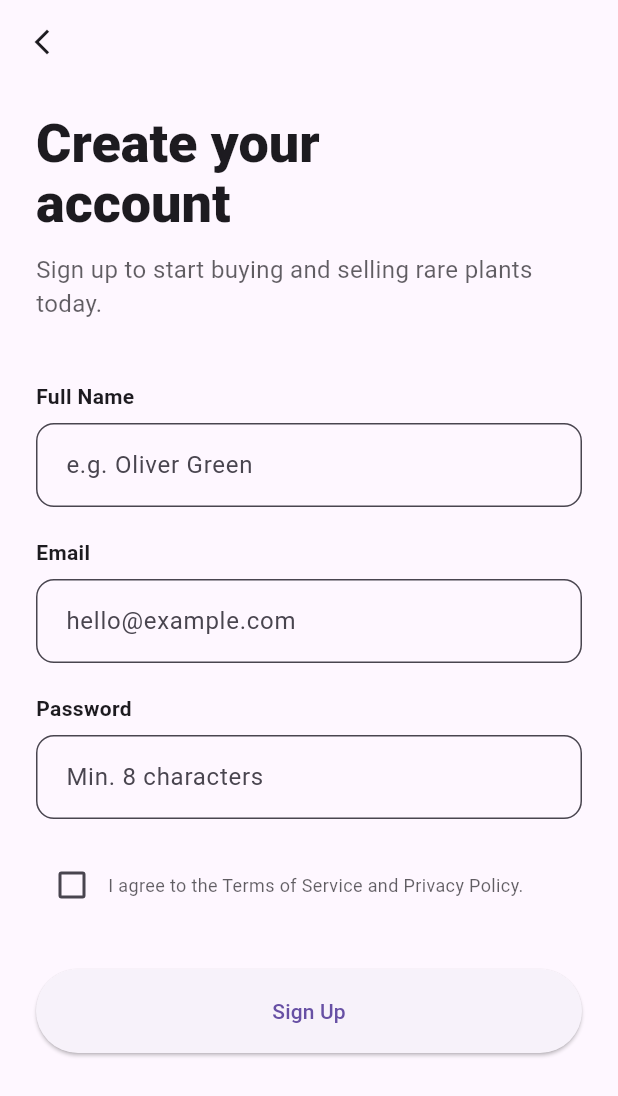
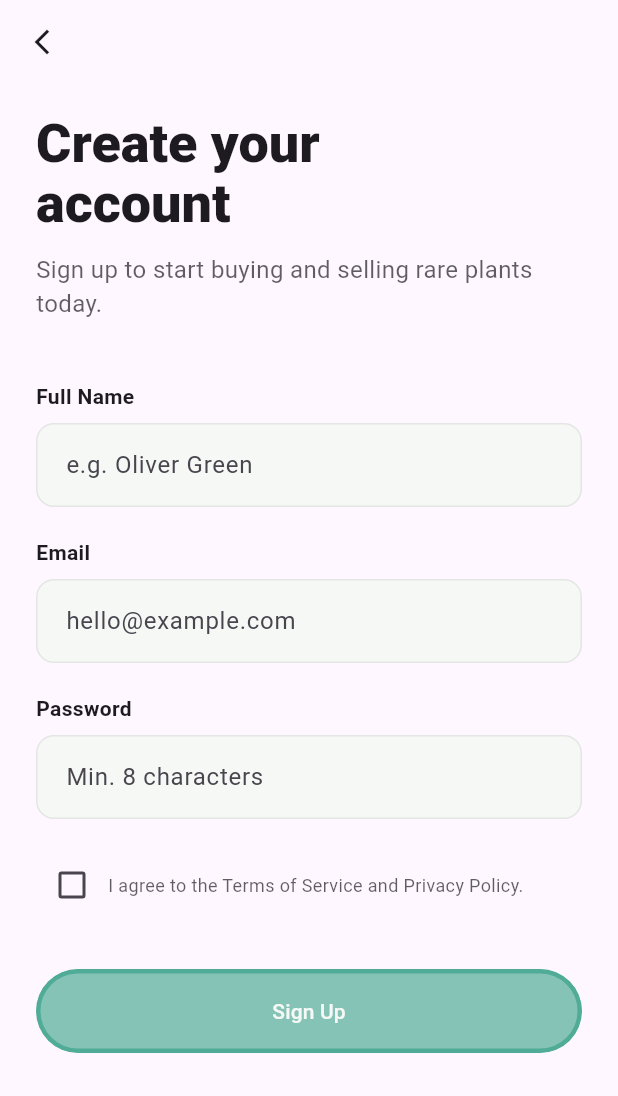
Before and after one commit to MEeTpanchal12222/flutter_projects_week_6, a Flutter app: the _SignUpContent screen opened directly, on a phone screen of 412 x 824 dp. Shown: the top 1096 px of the screen. Run offline on Flutter 3.47's test engine with Material 3 defaults, Android fonts, the phone set to English and light mode, and no system bars; our stand-ins replace cached_network_image, envied, firebase_core, firebase_crashlytics, fluttertoast, get_it and 5 more; missing offline and left inert: onesignal_flutter; accounts and stored records are empty; generated files the repository leaves out were written again; network calls fail.

Commit message:
feat: enhance favorite toggling with context support; improve notification handling and UI elements across various screens

```diff
--- a/lib/core/providers/home_provider.dart
+++ b/lib/core/providers/home_provider.dart
@@ -65,9 +65,9 @@ class HomeProvider extends ChangeNotifier {
     notifyListeners();
   }
 
-  Future<void> toggleFavorite(String productId) async {
+  Future<void> toggleFavorite(String productId, BuildContext context) async {
     try {
-      await _repo.toggleLike(productId);
+      await _repo.toggleLike(productId, context);
     } catch (e) {
       debugPrint("Error toggling like: $e");
     }
--- a/lib/core/services/supabase_services/database_services/product_services.dart
+++ b/lib/core/services/supabase_services/database_services/product_services.dart
@@ -3,6 +3,7 @@ import 'dart:developer';
 import 'package:flutter_projects_week_6/core/base_model/product.dart';
 import 'package:flutter_projects_week_6/core/base_model/tips.dart';
 import 'package:flutter_projects_week_6/core/constant.dart';
+import 'package:flutter_projects_week_6/utils/widgets/common_top_notification.dart';
 import 'package:supabase_flutter/supabase_flutter.dart';
 
 import '../../../base_model/review.dart';
@@ -178,7 +179,7 @@ class ProductRepository {
         .map((data) => data.map((e) => e['product_id'] as String).toSet());
   }
 
-  Future<void> toggleLike(String productId) async {
+  Future<void> toggleLike(String productId, context) async {
     try {
       final userId = _supabase.auth.currentUser?.id;
       if (userId == null) return;
@@ -198,12 +199,15 @@ class ProductRepository {
               .eq('id', existing['id'])
               .eq('user_id', userId)
               .eq('product_id', productId);
+
+          showTopNotification(context, "Removed from Favorites", isError: false);
         } on Error catch (Error) {
           log(Error.toString());
         }
       } else {
         try {
           await _supabase.from('favorites').insert({'user_id': userId, 'product_id': productId});
+          showTopNotification(context, "Added to Favorites", isError: false);
         } on PostgrestException catch (e) {
           if (e.code == '23505') {
             await _supabase
--- a/lib/module/auth/signup/screens/signup_screen.dart
+++ b/lib/module/auth/signup/screens/signup_screen.dart
@@ -130,6 +130,16 @@ class _SignUpContentState extends State<_SignUpContent> {
                   width: double.infinity,
                   height: 56,
                   child: ElevatedButton(
+                    clipBehavior: Clip.antiAlias,
+                    style: ElevatedButton.styleFrom(
+                      backgroundColor: AppTheme.primary.withValues(alpha: 0.7),
+                      foregroundColor: AppTheme.backgroundLight,
+                      disabledBackgroundColor: AppTheme.primary.withValues(alpha: 0.5),
+                      elevation: 0,
+                      shadowColor: AppTheme.secondary,
+                      side: BorderSide(color: AppTheme.primary.withValues(alpha: 2), width: 3),
+                      shape: RoundedRectangleBorder(borderRadius: BorderRadius.circular(30)),
+                    ),
                     onPressed: provider.isLoading
                         ? null
                         : () async {
--- a/lib/module/cart/screens/cart_screen.dart
+++ b/lib/module/cart/screens/cart_screen.dart
@@ -59,7 +59,7 @@ class _CartContent extends StatelessWidget {
                     itemBuilder: (context, index) {
                       final item = provider.items[index];
                       return GestureDetector(
-                        onTap: () => PlantRoute(plantId: item.id).push(context),
+                        onTap: () => PlantRoute(plantId: item.product.id).push(context),
 
                         child: Container(
                           padding: const EdgeInsets.all(12),
--- a/lib/module/main/main_shell.dart
+++ b/lib/module/main/main_shell.dart
@@ -42,7 +42,7 @@ class MainShell extends StatelessWidget {
 
         elevation: 0,
         destinations: [
-          NavigationDestination(icon: Icon(Icons.home), label: 'Home'),
+          NavigationDestination(icon: Icon(Icons.home_outlined), label: 'Home'),
           NavigationDestination(icon: Icon(Icons.favorite_border), label: 'Favorite'),
           NavigationDestination(icon: Icon(Icons.shopping_cart_outlined), label: 'Cart'),
           NavigationDestination(icon: Icon(Icons.person_outline), label: 'Profile'),
--- a/lib/utils/widgets/common_product_card.dart
+++ b/lib/utils/widgets/common_product_card.dart
@@ -112,7 +112,8 @@ class ProductCard extends StatelessWidget {
                           ),
                         ),
                         GestureDetector(
-                          onTap: () => context.read<HomeProvider>().toggleFavorite(product.id),
+                          onTap: () =>
+                              context.read<HomeProvider>().toggleFavorite(product.id, context),
                           child: Container(
                             height: 50,
                             width: 50,
--- a/lib/utils/widgets/common_text_field.dart
+++ b/lib/utils/widgets/common_text_field.dart
@@ -1,4 +1,5 @@
 import 'package:flutter/material.dart';
+import 'package:flutter_projects_week_6/utils/theme/app_theme.dart';
 
 class CommonTextField extends StatelessWidget {
   final TextEditingController ctrl;
@@ -28,14 +29,27 @@ class CommonTextField extends StatelessWidget {
         TextFormField(
           controller: ctrl,
           validator: validator,
+          cursorColor: AppTheme.primary,
+
           obscureText: isObscure,
+
           decoration: InputDecoration(
             hintText: hint,
             filled: true,
-            fillColor: Theme.of(context).cardColor,
+            fillColor: AppTheme.backgroundLight,
             border: OutlineInputBorder(
               borderRadius: BorderRadius.circular(12),
               borderSide: BorderSide(color: Colors.grey.withValues(alpha: 0.2)),
+            ),
+
+            enabledBorder: OutlineInputBorder(
+              borderRadius: BorderRadius.circular(12),
+              borderSide: BorderSide(color: Colors.grey.withValues(alpha: 0.2)),
+            ),
+
+            focusedBorder: OutlineInputBorder(
+              borderRadius: BorderRadius.circular(12),
+              borderSide: BorderSide(color: AppTheme.primary),
             ),
             contentPadding: const EdgeInsets.all(16),
           ),
```
Also changed, not shown: lib/core/providers/add_plant_provider.dart (+4 -16 lines), lib/module/Product/screens/product_screen.dart (+11 -1 lines), lib/module/auth/signin/screens/signin_screen.dart (+10 -0 lines), lib/module/profile/screens/profile_screen.dart (+21 -5 lines), lib/utils/widgets/common_top_notification.dart (+17 -1 lines).
